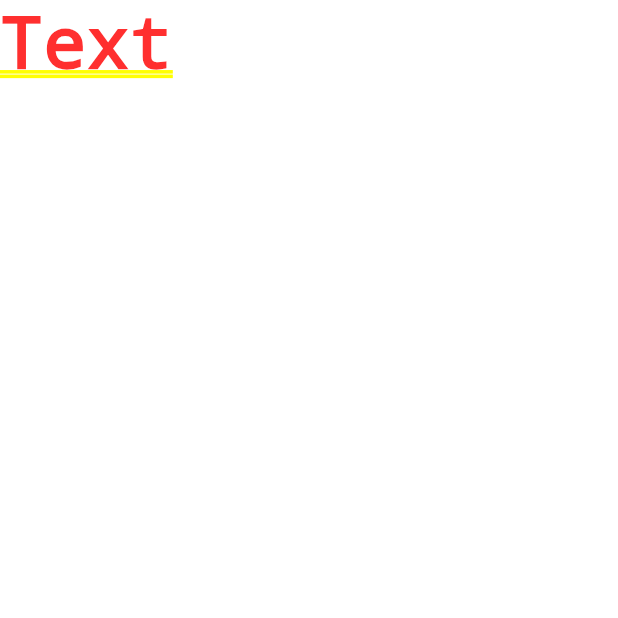
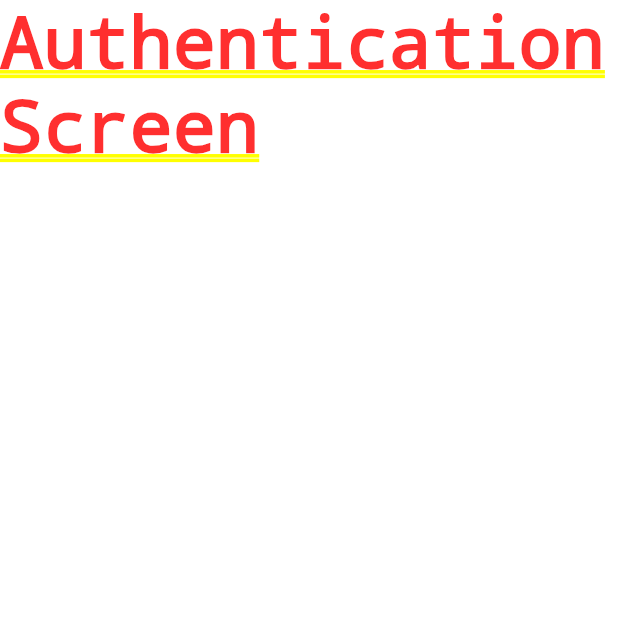
Before and after one commit to Zae21/brew_crew_flutter, a Flutter app: the screen it shows after launch, on a phone screen of 412 x 824 dp, the top half of it. Run offline on Flutter 3.47's test engine with Material 2 defaults, Android fonts, the phone set to English and light mode, and no system bars.

Commit message:
add new section

```diff
--- a/lib/main.dart
+++ b/lib/main.dart
@@ -1,8 +1,14 @@
+import 'package:brew_crew/screens/wrapper.dart';
 import 'package:flutter/material.dart';
 
 void main() {
-  runApp(MaterialApp(
-    title: 'Brew Crew',
-    home: Text('Text'),
-  ));
+  runApp(MyApp());
 }
+
+class MyApp extends StatelessWidget {
+  // This widget is the root of your application.
+  @override
+  Widget build(BuildContext context) {
+    return MaterialApp(title: 'Brew Crew', home: Wrapper());
+  }
+}
--- /dev/null
+++ b/lib/screens/auth/auth.dart
@@ -0,0 +1,15 @@
+import 'package:flutter/material.dart';
+
+class Auth extends StatefulWidget {
+  @override
+  _AuthState createState() => _AuthState();
+}
+
+class _AuthState extends State<Auth> {
+  @override
+  Widget build(BuildContext context) {
+    return Container(
+      child: Text('Authentication Screen'),
+    );
+  }
+}
--- /dev/null
+++ b/lib/screens/home/home.dart
@@ -0,0 +1,8 @@
+import 'package:flutter/material.dart';
+
+class Home extends StatelessWidget {
+  @override
+  Widget build(BuildContext context) {
+    return Container(child: Text('Home Screen'));
+  }
+}
--- /dev/null
+++ b/lib/screens/wrapper.dart
@@ -0,0 +1,10 @@
+import 'package:brew_crew/screens/auth/auth.dart';
+import 'package:brew_crew/screens/home/home.dart';
+import 'package:flutter/material.dart';
+
+class Wrapper extends StatelessWidget {
+  @override
+  Widget build(BuildContext context) {
+    return Auth();
+  }
+}
--- a/pubspec.yaml
+++ b/pubspec.yaml
@@ -24,10 +24,13 @@ dependencies:
   flutter:
     sdk: flutter
 
-
   # The following adds the Cupertino Icons font to your application.
   # Use with the CupertinoIcons class for iOS style icons.
   cupertino_icons: ^1.0.0
+  # firebase dependencies
+  firebase_auth: ^0.20.0+1
+  cloud_firestore: ^0.16.0
+
 
 dev_dependencies:
   flutter_test:
```
Also changed, not shown: pubspec.lock.
